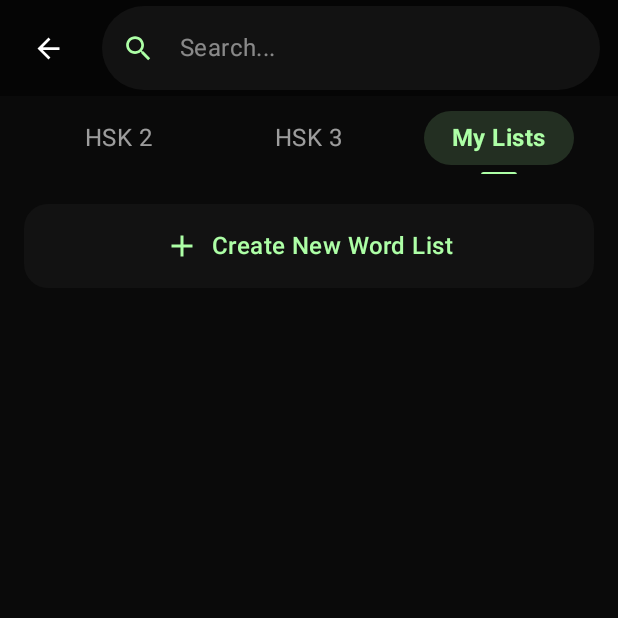
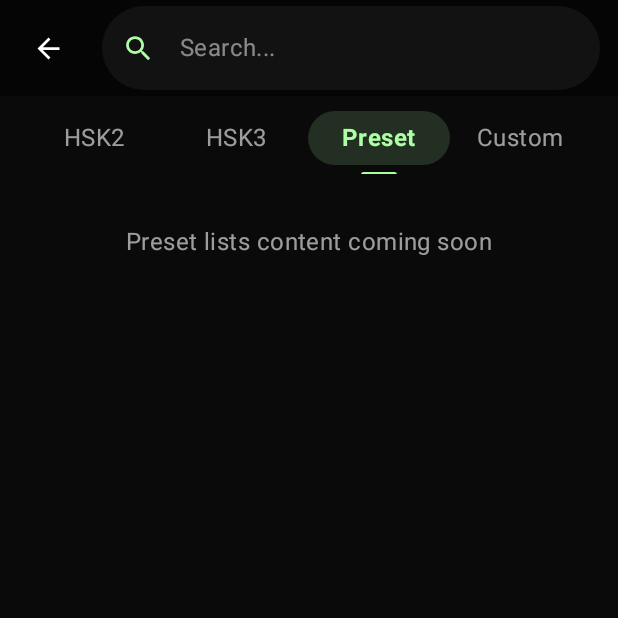
Before and after one commit to yonasoft/jade-dictionary-android2, an Android app built with Jetpack Compose: the WordLists screen opened through its navigation route, tab 3 chosen, on a phone screen of 412 x 824 dp, the top half of it. Run offline under Robolectric (Android 15) with nearby library versions, the phone set to English and light mode, and no system bars.

Commit message:
adjusted word list screen ui

```diff
--- a/app/src/main/java/com/yonasoft/jadedictionary/features/word_lists/presentation/screens/WordLists.kt
+++ b/app/src/main/java/com/yonasoft/jadedictionary/features/word_lists/presentation/screens/WordLists.kt
@@ -83,9 +83,10 @@ fun WordLists(
     val snackbarHostState = remember { SnackbarHostState() }
 
     val tabs = listOf(
-        "HSK 2",
-        "HSK 3",
-        "My Lists",
+        "HSK2",
+        "HSK3",
+        "Preset",
+        "Custom",
     )
 
     val pagerState = rememberPagerState(initialPage = selectedTab) {
@@ -208,14 +209,18 @@ fun WordLists(
                 ) {
                     when (page) {
                         0 -> { /* HSK 2 content */
-                            EmptyTabContent("HSK 2 content coming soon")
+                            EmptyTabContent("HSK 2.0 content coming soon")
                         }
 
                         1 -> { /* HSK 3.0 content */
-                            EmptyTabContent("HSK 3 content coming soon")
+                            EmptyTabContent("HSK 3.0 content coming soon")
                         }
 
-                        2 -> {
+                        2 -> { /* HSK 3.0 content */
+                            EmptyTabContent("Preset lists content coming soon")
+                        }
+
+                        3 -> {
                             MyLists(
                                 wordList = myWordLists,
                                 onClick = { wordListId ->
--- a/app/src/main/java/com/yonasoft/jadedictionary/features/word_lists/presentation/state/WordListsUIState.kt
+++ b/app/src/main/java/com/yonasoft/jadedictionary/features/word_lists/presentation/state/WordListsUIState.kt
@@ -1,7 +1,7 @@
 package com.yonasoft.jadedictionary.features.word_lists.presentation.state
 
 data class UIState(
-    val selectedTab: Int = 2,
+    val selectedTab: Int = 3,
     val showCreateDialog: Boolean = false,
     val errorMessage: String? = null
 )
```
